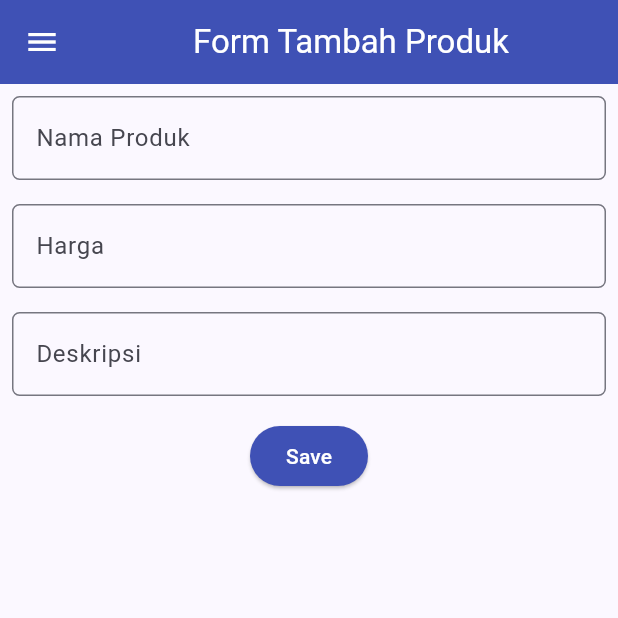
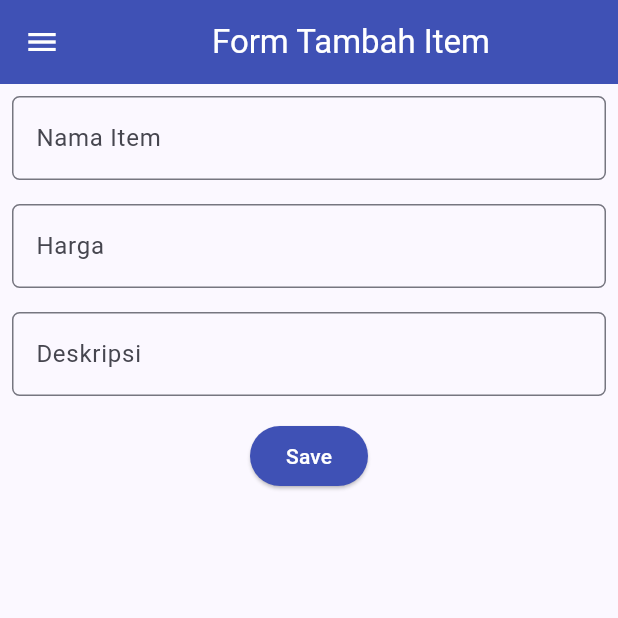
Before and after one commit to HilmyAmmar/inventory_app_mobile, a Flutter app: the ShopFormPage screen opened directly, on a phone screen of 412 x 824 dp, the top half of it. Run offline on Flutter 3.47's test engine with Material 2 defaults, Android fonts, the phone set to English and light mode, and no system bars.

Commit message:
cek push tugas 8

```diff
--- a/lib/screens/shoplist_form.dart
+++ b/lib/screens/shoplist_form.dart
@@ -19,7 +19,7 @@ class _ShopFormPageState extends State<ShopFormPage> {
       appBar: AppBar(
         title: const Center(
           child: Text(
-            'Form Tambah Produk',
+            'Form Tambah Item',
           ),
         ),
         backgroundColor: Colors.indigo,
@@ -36,8 +36,8 @@ class _ShopFormPageState extends State<ShopFormPage> {
               padding: const EdgeInsets.all(8.0),
               child: TextFormField(
                 decoration: InputDecoration(
-                  hintText: "Nama Produk",
-                  labelText: "Nama Produk",
+                  hintText: "Nama Item",
+                  labelText: "Nama Item",
                   border: OutlineInputBorder(
                     borderRadius: BorderRadius.circular(5.0),
                   ),
@@ -118,7 +118,7 @@ class _ShopFormPageState extends State<ShopFormPage> {
                         context: context,
                         builder: (context) {
                           return AlertDialog(
-                            title: const Text('Produk berhasil tersimpan'),
+                            title: const Text('Item berhasil tersimpan'),
                             content: SingleChildScrollView(
                               child: Column(
                                 crossAxisAlignment: CrossAxisAlignment.start,
```
